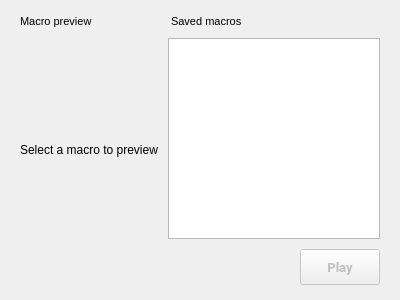
Qt form android/android-emu/android/skin/qt/extended-pages/record-macro-page.ui (aosp-mirror/platform_external_qemu) before a commit.
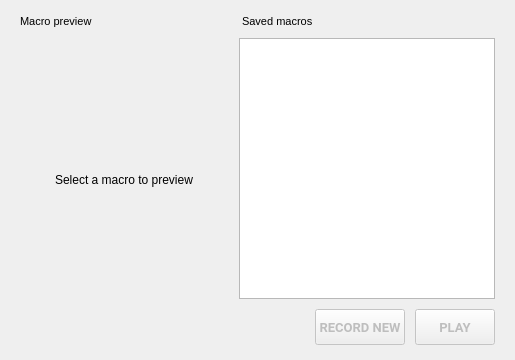
The same form after that commit. Icons and pictures are not drawn. Custom widgets are drawn as their Qt base class.

Commit message: MacroUI: Add Record Button behind feature flag MacroUi.

```diff
--- a/android/android-emu/android/skin/qt/extended-pages/record-macro-page.ui
+++ b/android/android-emu/android/skin/qt/extended-pages/record-macro-page.ui
@@ -6,8 +6,8 @@
    <rect>
     <x>0</x>
     <y>0</y>
-    <width>400</width>
-    <height>300</height>
+    <width>515</width>
+    <height>360</height>
    </rect>
   </property>
   <property name="sizePolicy">
@@ -237,6 +237,70 @@
        </property>
       </widget>
      </item>
+     <item>
+      <layout class="QHBoxLayout" name="horizontalLayout_3">
+       <item>
+        <spacer name="horizontalSpacer">
+         <property name="orientation">
+          <enum>Qt::Horizontal</enum>
+         </property>
+         <property name="sizeHint" stdset="0">
+          <size>
+           <width>40</width>
+           <height>20</height>
+          </size>
+         </property>
+        </spacer>
+       </item>
+       <item alignment="Qt::AlignRight">
+        <widget class="RaisedMaterialButton" name="recButton">
+         <property name="enabled">
+          <bool>false</bool>
+         </property>
+         <property name="sizePolicy">
+          <sizepolicy hsizetype="Minimum" vsizetype="Fixed">
+           <horstretch>0</horstretch>
+           <verstretch>0</verstretch>
+          </sizepolicy>
+         </property>
+         <property name="minimumSize">
+          <size>
+           <width>60</width>
+           <height>36</height>
+          </size>
+         </property>
+         <property name="font">
+          <font>
+           <family>Roboto</family>
+           <pointsize>10</pointsize>
+           <weight>75</weight>
+           <bold>true</bold>
+          </font>
+         </property>
+         <property name="accessibleDescription">
+          <string>Record New</string>
+         </property>
+         <property name="layoutDirection">
+          <enum>Qt::LeftToRight</enum>
+         </property>
+         <property name="text">
+          <string>RECORD NEW</string>
+         </property>
+         <property name="icon">
+          <iconset resource="../resources.qrc">
+           <normaloff>:/light/recordCircle</normaloff>:/light/recordCircle</iconset>
+         </property>
+         <property name="iconSize">
+          <size>
+           <width>20</width>
+           <height>20</height>
+          </size>
+         </property>
+         <property name="ColorGroup" stdset="0">
+          <string>Button</string>
+         </property>
+        </widget>
+       </item>
      <item alignment="Qt::AlignRight">
       <widget class="RaisedMaterialButton" name="playStopButton">
        <property name="enabled">
@@ -269,7 +333,7 @@
         <enum>Qt::LeftToRight</enum>
        </property>
        <property name="text">
-        <string>Play</string>
+          <string>PLAY</string>
        </property>
        <property name="icon">
         <iconset resource="../resources.qrc">
@@ -291,6 +355,8 @@
         <string>Button</string>
        </property>
       </widget>
+       </item>
+      </layout>
      </item>
     </layout>
    </item>
```
Lines whose indentation alone changed are shown as unchanged. The commit also changes 2 other files.
